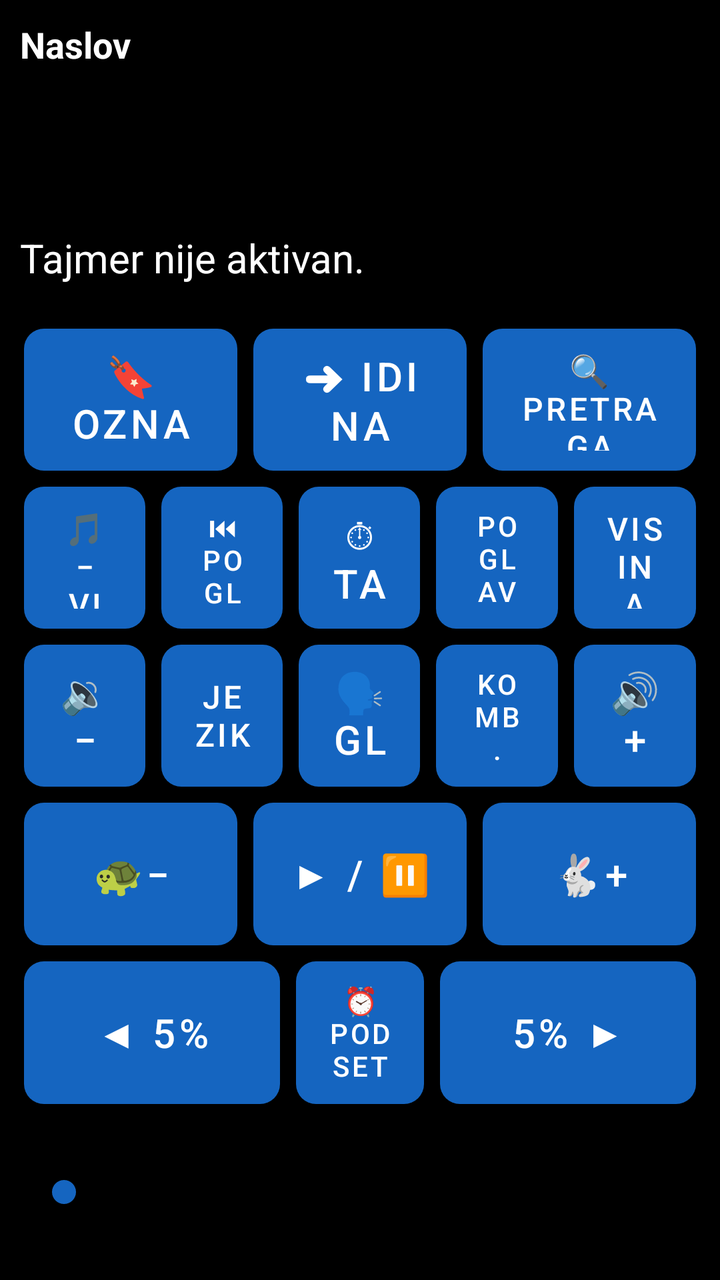
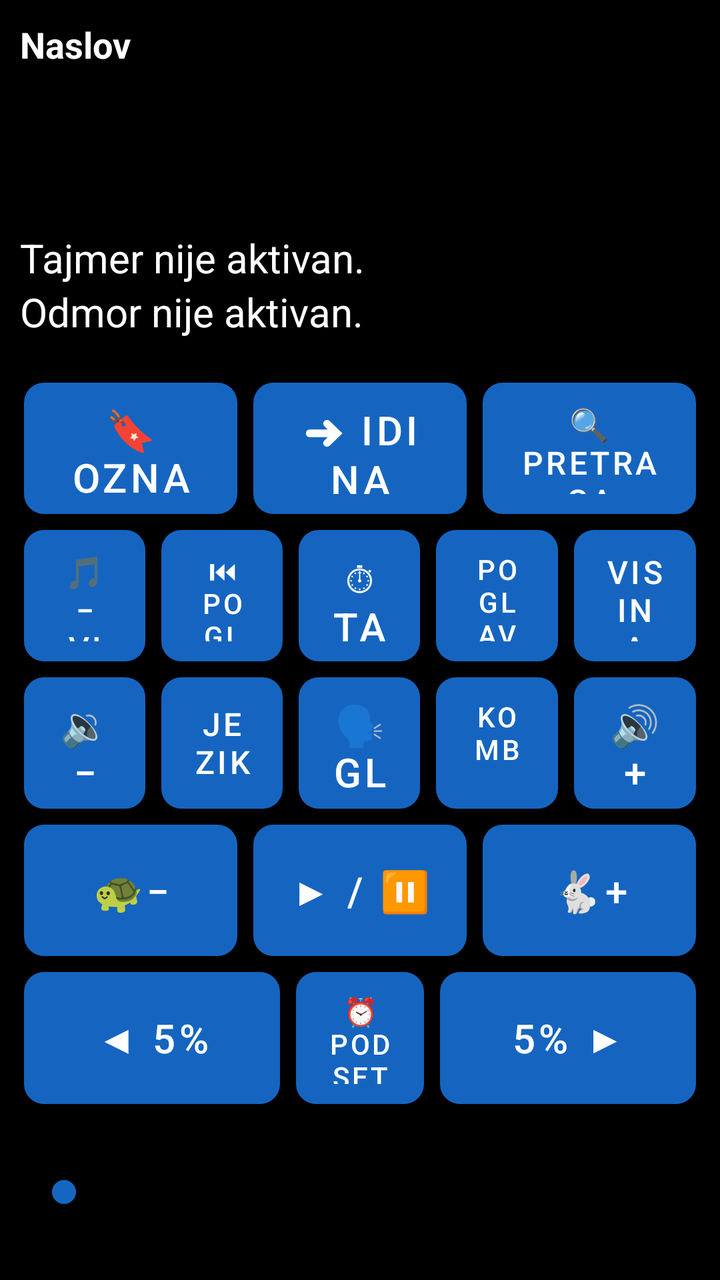

Compare the two renders of this Android layout. The source of the first and the diff that turns it into the second are given below.
<!-- AndroidManifest.xml: application theme Theme.RecPoRec -->
<!-- res/layout/activity_reader.xml -->
<?xml version="1.0" encoding="utf-8"?>
<LinearLayout xmlns:android="http://schemas.android.com/apk/res/android"
    android:layout_width="match_parent"
    android:layout_height="match_parent"
    android:orientation="vertical"
    android:fitsSystemWindows="true"
    android:background="@color/background">

    
    <LinearLayout
        android:layout_width="match_parent"
        android:layout_height="wrap_content"
        android:orientation="vertical"
        android:padding="10dp">

        <TextView
            android:id="@+id/textDocTitle"
            android:layout_width="match_parent"
            android:layout_height="wrap_content"
            android:textSize="18sp"
            android:textStyle="bold"
            android:textColor="@color/text_primary"
            android:maxLines="1"
            android:ellipsize="end"
            android:text="Naslov" />

        <TextView
            android:id="@+id/textPages"
            android:layout_width="match_parent"
            android:layout_height="wrap_content"
            android:textSize="20sp"
            android:textColor="@color/text_primary"
            android:accessibilityLiveRegion="polite" />

        <TextView
            android:id="@+id/textElapsed"
            android:layout_width="match_parent"
            android:layout_height="wrap_content"
            android:textSize="20sp"
            android:textColor="@color/text_primary" />

        <TextView
            android:id="@+id/textRemaining"
            android:layout_width="match_parent"
            android:layout_height="wrap_content"
            android:textSize="20sp"
            android:textColor="@color/text_primary" />

        <TextView
            android:id="@+id/textTimerStatus"
            android:layout_width="match_parent"
            android:layout_height="wrap_content"
            android:textSize="20sp"
            android:textColor="@color/text_primary"
            android:text="Tajmer nije aktivan." />
    </LinearLayout>

    
    <LinearLayout
        android:layout_width="match_parent"
        android:layout_height="0dp"
        android:layout_weight="1"
        android:orientation="vertical"
        android:padding="8dp">

        
        <LinearLayout
            android:layout_width="match_parent"
            android:layout_height="0dp"
            android:layout_weight="1"
            android:orientation="horizontal">

            <Button android:id="@+id/btnBookmarks" style="@style/KeyButton"
                android:backgroundTint="@color/btn_goto_page"
                android:contentDescription="Oznake - dodaj, ukloni ili ukloni sve oznake u ovom dokumentu. Dug pritisak: brzo dodaj oznaku."
                android:text="🔖 Oznake" />

            <Button android:id="@+id/btnGoTo" style="@style/KeyButton"
                android:backgroundTint="@color/btn_goto_page"
                android:contentDescription="Idi na stranicu, minut ili oznaku. Dug pritisak: idi na početak dokumenta."
                android:text="➜ Idi na" />

            <Button android:id="@+id/btnSearchText" style="@style/KeyButton"
                android:backgroundTint="@color/btn_goto_page"
                android:contentDescription="Pretraži tekst dokumenta. Dug pritisak: ponovi poslednju pretragu."
                android:textSize="16sp"
                android:text="🔍 Pretraga" />
        </LinearLayout>

        
        <LinearLayout
            android:layout_width="match_parent"
            android:layout_height="0dp"
            android:layout_weight="1"
            android:orientation="horizontal">

            <Button android:id="@+id/btnPitchDown" style="@style/KeyButton"
                android:backgroundTint="@color/btn_pitch"
                android:contentDescription="Smanji visinu glasa. Dug pritisak: vrati visinu na opštu."
                android:textSize="16sp"
                android:text="🎵− Visina" />

            <Button android:id="@+id/btnPrevChapter" style="@style/KeyButton"
                android:backgroundTint="@color/btn_chapter"
                android:contentDescription="@string/btn_prev_chapter"
                android:textSize="14sp"
                android:text="⏮ Poglavlje" />

            <Button android:id="@+id/btnTimer" style="@style/KeyButton"
                android:backgroundTint="@color/btn_timer"
                android:contentDescription="@string/btn_timer"
                android:text="⏱ Tajmer" />

            <Button android:id="@+id/btnNextChapter" style="@style/KeyButton"
                android:backgroundTint="@color/btn_chapter"
                android:contentDescription="@string/btn_next_chapter"
                android:textSize="14sp"
                android:text="Poglavlje ⏭" />

            <Button android:id="@+id/btnPitchUp" style="@style/KeyButton"
                android:backgroundTint="@color/btn_pitch"
                android:contentDescription="Povećaj visinu glasa. Dug pritisak: vrati visinu na opštu."
                android:textSize="16sp"
                android:text="Visina 🎵+" />
        </LinearLayout>

        
        <LinearLayout
            android:layout_width="match_parent"
            android:layout_height="0dp"
            android:layout_weight="1"
            android:orientation="horizontal">

            <Button android:id="@+id/btnVolDown" style="@style/KeyButton"
                android:backgroundTint="@color/btn_volume"
                android:contentDescription="@string/btn_vol_down"
                android:text="🔉−" />

            <Button android:id="@+id/btnDocLanguage" style="@style/KeyButton"
                android:backgroundTint="@color/btn_goto_page"
                android:contentDescription="Jezik za ovaj dokument. Dug pritisak: poništi sve prethodne radnje."
                android:textSize="16sp"
                android:text="Jezik" />

            <Button android:id="@+id/btnVoice" style="@style/KeyButton"
                android:backgroundTint="@color/btn_voice"
                android:contentDescription="@string/btn_voice"
                android:text="🗣 Glas" />

            <Button android:id="@+id/btnCombinedVoices" style="@style/KeyButton"
                android:backgroundTint="@color/btn_timer"
                android:contentDescription="Kombinovani glasovi za ovaj dokument. Dug pritisak: produži odmor."
                android:textSize="14sp"
                android:text="Komb. glasovi" />

            <Button android:id="@+id/btnVolUp" style="@style/KeyButton"
                android:backgroundTint="@color/btn_volume"
                android:contentDescription="@string/btn_vol_up"
                android:text="🔊+" />
        </LinearLayout>

        
        <LinearLayout
            android:layout_width="match_parent"
            android:layout_height="0dp"
            android:layout_weight="1"
            android:orientation="horizontal">

            <Button android:id="@+id/btnSpeedDown" style="@style/KeyButton"
                android:backgroundTint="@color/btn_speed"
                android:contentDescription="@string/btn_speed_down"
                android:text="🐢−" />

            <Button android:id="@+id/btnPlayPause" style="@style/KeyButton"
                android:backgroundTint="@color/btn_play"
                android:contentDescription="@string/btn_play_pause"
                android:text="▶ / ⏸" />

            <Button android:id="@+id/btnSpeedUp" style="@style/KeyButton"
                android:backgroundTint="@color/btn_speed"
                android:contentDescription="@string/btn_speed_up"
                android:text="🐇+" />
        </LinearLayout>

        
        <LinearLayout
            android:layout_width="match_parent"
            android:layout_height="0dp"
            android:layout_weight="1"
            android:orientation="horizontal">

            <Button android:id="@+id/btnStepBack" style="@style/KeyButton"
                android:layout_weight="2"
                android:backgroundTint="@color/btn_page_nav"
                android:contentDescription="@string/slider_back"
                android:text="◀ 5%" />

            <Button android:id="@+id/btnRemindMe" style="@style/KeyButton"
                android:backgroundTint="@color/btn_timer"
                android:contentDescription="Podsetnik, vraća dokument unazad. Dug pritisak: ponovi poslednji podsetnik."
                android:textSize="14sp"
                android:text="⏰ Podseti" />

            <Button android:id="@+id/btnStepForward" style="@style/KeyButton"
                android:layout_weight="2"
                android:backgroundTint="@color/btn_page_nav"
                android:contentDescription="@string/slider_forward"
                android:text="5% ▶" />
        </LinearLayout>

    </LinearLayout>

    
    <SeekBar
        android:id="@+id/seekProgress"
        android:layout_width="match_parent"
        android:layout_height="56dp"
        android:layout_marginStart="16dp"
        android:layout_marginEnd="16dp"
        android:layout_marginTop="4dp"
        android:layout_marginBottom="16dp"
        android:contentDescription="@string/slider_position"
        android:max="100"
        android:progressTint="@color/btn_voice"
        android:thumbTint="@color/btn_voice" />

</LinearLayout>
<!-- resources referenced by this layout -->
<resources>
  <color name="background">#000000</color>
  <color name="btn_chapter">#2E7D32</color>
  <color name="btn_goto_page">#5D4037</color>
  <color name="btn_page_nav">#AD1457</color>
  <color name="btn_pitch">#283593</color>
  <color name="btn_play">#D84315</color>
  <color name="btn_speed">#00838F</color>
  <color name="btn_timer">#6A1B9A</color>
  <color name="btn_voice">#1565C0</color>
  <color name="btn_volume">#F9A825</color>
  <color name="text_primary">#FFFFFF</color>
  <string name="btn_next_chapter">Sledeće poglavlje. Dug pritisak: spisak svih poglavlja.</string>
  <string name="btn_play_pause">Pusti ili pauziraj čitanje. Dug pritisak: reci trenutni status.</string>
  <string name="btn_prev_chapter">Prethodno poglavlje. Dug pritisak: ponovi trenutno poglavlje.</string>
  <string name="btn_speed_down">Smanji brzinu čitanja. Dug pritisak: vrati brzinu na opštu.</string>
  <string name="btn_speed_up">Povećaj brzinu čitanja. Dug pritisak: vrati brzinu na opštu.</string>
  <string name="btn_timer">Tajmer za automatsku pauzu. Dug pritisak: produži aktivan tajmer.</string>
  <string name="btn_voice">Izbor glasa. Dug pritisak: Odmori.</string>
  <string name="btn_vol_down">Smanji jačinu zvuka. Dug pritisak: vrati jačinu na opštu.</string>
  <string name="btn_vol_up">Pojačaj zvuk. Dug pritisak: vrati jačinu na opštu.</string>
  <string name="slider_back">Pomeri pet posto unazad. Dug pritisak: ponovi trenutnu stranicu.</string>
  <string name="slider_forward">Pomeri pet posto unapred. Dug pritisak: poništi poslednju radnju.</string>
  <string name="slider_position">Klizač za pomeranje kroz knjigu, pet posto po koraku</string>
  <style name="KeyButton">
          <item name="android:layout_width">0dp</item>
          <item name="android:layout_height">match_parent</item>
          <item name="android:layout_weight">1</item>
          <item name="android:layout_margin">4dp</item>
          <item name="android:textSize">20sp</item>
          <item name="android:textColor">@color/button_text</item>
          <item name="android:background">@drawable/key_button_shape</item>
          <item name="android:stateListAnimator">@null</item>
          <item name="android:elevation">0dp</item>
      </style>
  <style name="Theme.RecPoRec" parent="Theme.MaterialComponents.DayNight.NoActionBar">
          <item name="android:windowBackground">@color/background</item>
          <item name="android:textColorPrimary">@color/text_primary</item>
          <item name="colorPrimary">@color/btn_voice</item>
          <item name="colorOnPrimary">@color/button_text</item>
          <item name="alertDialogTheme">@style/RecPoRecAlertDialog</item>
          <item name="android:alertDialogTheme">@style/RecPoRecAlertDialog</item>
      </style>
  <color name="button_text">#FFFFFF</color>
  <!-- drawable key_button_shape (drawable) -->
  <?xml version="1.0" encoding="utf-8"?>
  <shape xmlns:android="http://schemas.android.com/apk/res/android"
      android:shape="rectangle">
      <corners android:radius="10dp" />
      <solid android:color="#FFFFFF" />
  </shape>
  <style name="RecPoRecDialogText" parent="TextAppearance.AppCompat.Medium">
          <item name="android:textSize">20sp</item>
          <item name="android:textColor">@color/text_primary</item>
      </style>
  <style name="RecPoRecDialogButton" parent="Widget.AppCompat.Button.ButtonBar.AlertDialog">
          <item name="android:textSize">18sp</item>
          <item name="android:textColor">@color/btn_goto_page</item>
          <item name="android:textStyle">bold</item>
      </style>
  <!-- unchanged entries left out for length: 1 -->
</resources>

<!-- the commit's change to res/layout/activity_reader.xml (unified diff, before → after) -->
@@ -53,6 +53,14 @@
             android:textSize="20sp"
             android:textColor="@color/text_primary"
             android:text="Tajmer nije aktivan." />
+
+        <TextView
+            android:id="@+id/textRestStatus"
+            android:layout_width="match_parent"
+            android:layout_height="wrap_content"
+            android:textSize="20sp"
+            android:textColor="@color/text_primary"
+            android:text="Odmor nije aktivan." />
     </LinearLayout>
 
     
